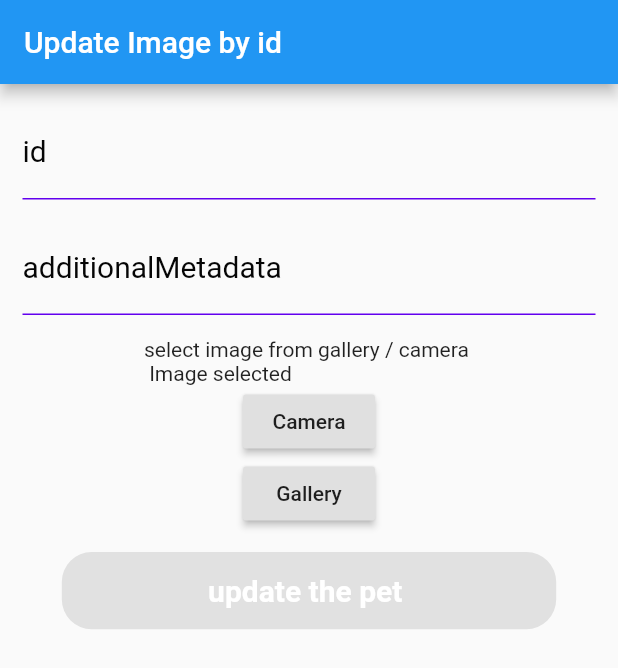
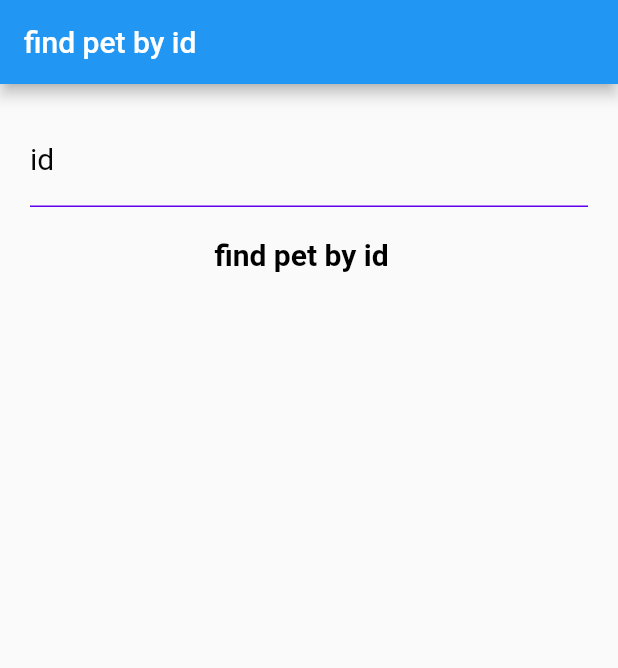
Before and after one commit to chaiebmohamed/pet, a Flutter app: the screen it shows after launch, on a phone screen of 412 x 824 dp. Shown: the top 668 px of the screen. Run offline on Flutter 3.47's test engine with Material 2 defaults, Android fonts, the phone set to English and light mode, and no system bars; our stand-ins replace get, image_picker; missing offline and left inert: multiselect.

Commit message:
still the delet

```diff
--- a/lib/main.dart
+++ b/lib/main.dart
@@ -1,7 +1,8 @@
 import 'package:flutter/material.dart';
 import 'package:get/get.dart';
-import 'package:pet/view/update_image.dart';
-import 'package:pet/view/update_pet.dart';
+import 'package:pet/view/find_pet_by_id.dart';
+
+import 'view/select_by_status.dart';
 
 void main() {
   runApp(const MyApp());
@@ -17,7 +18,7 @@ class MyApp extends StatelessWidget {
       theme: ThemeData(
         primarySwatch: Colors.blue,
       ),
-      home: UpdateImage(),
+      home: FindPetById(),
     );
   }
 }
--- a/lib/model/pet.dart
+++ b/lib/model/pet.dart
@@ -6,6 +6,8 @@ import 'dart:convert';
 
 Pet petFromJson(String str) => Pet.fromJson(json.decode(str));
 
+// ignore: non_constant_identifier_names
+List<Pet> petFromJsonList(String str) => List<Pet>.from(json.decode(str).map((x) => Pet.fromJson(x)));
 String petToJson(Pet data) => json.encode(data.toJson());
 
 class Pet {
@@ -30,7 +32,8 @@ class Pet {
         category: Category.fromJson(json["category"]),
         name: json["name"],
         photoUrls: List<String>.from(json["photoUrls"].map((x) => x)),
-        tags: List<Category>.from(json["tags"].map((x) => Category.fromJson(x))),
+        tags:
+            List<Category>.from(json["tags"].map((x) => Category.fromJson(x))),
         status: json["status"],
       );
 
@@ -51,7 +54,7 @@ class Category {
   });
 
   int? id;
-    String ? name;
+  String? name;
 
   factory Category.fromJson(Map<String, dynamic> json) => Category(
         id: json["id"],
--- /dev/null
+++ b/lib/view/find_pet_by_id.dart
@@ -0,0 +1,43 @@
+import 'package:flutter/material.dart';
+import 'package:flutter/src/foundation/key.dart';
+import 'package:flutter/src/widgets/framework.dart';
+import 'package:get/get.dart';
+import 'package:pet/controller/pet_controller.dart';
+import 'package:pet/view/add_image_to_pet.dart';
+
+class FindPetById extends StatelessWidget {
+  const FindPetById({Key? key}) : super(key: key);
+
+  @override
+  Widget build(BuildContext context) {
+    PetController controller = Get.put(PetController());
+    return Scaffold(
+      appBar: AppBar(
+        title: const Text("find pet by id "),
+      ),
+      body: Container(
+        padding: const EdgeInsets.all(20),
+        child: Column(
+          children: [
+            field("id", controller.id),
+            const SizedBox(
+              height: 20,
+            ),
+            GestureDetector(
+              onTap: () =>
+                  controller.findPetById(int.parse(controller.id.text)),
+              child: const Text(
+                'find pet by id  ',
+                style: TextStyle(
+                  color: Colors.black,
+                  fontSize: 20,
+                  fontWeight: FontWeight.w600,
+                ),
+              ),
+            )
+          ],
+        ),
+      ),
+    );
+  }
+}
--- a/pubspec.yaml
+++ b/pubspec.yaml
@@ -39,6 +39,8 @@ dependencies:
   image_picker: ^0.8.5+3
   flutter_image_compress: ^1.1.1
   mime: ^1.0.2
+  multi_select_flutter: ^4.1.2
+  multiselect: ^0.0.7
 
 
 dev_dependencies:
```
Also changed, not shown: lib/controller/pet_controller.dart (+50 -0 lines), lib/service/petservice.dart (+42 -2 lines), lib/view/field.dart (added, +15 -0 lines), lib/view/select_by_status.dart (added, +49 -0 lines), lib/view/update_pet_by_id.dart (added, +16 -0 lines), pubspec.lock. Lines whose indentation alone changed are shown as unchanged.
